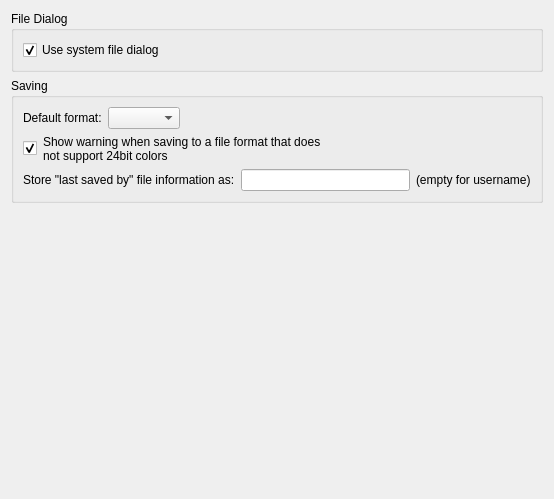
Old version of the form scripts/File/SaveAs/PreferencesPage.ui in the repository qcad/qcad.
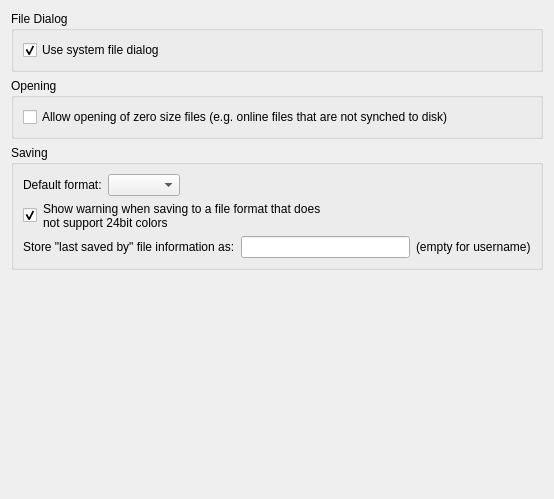
New version of the form.

Commit message: add preference to allow opening zero size files (e.g. online file references that are not synced locally)

```diff
--- a/scripts/File/SaveAs/PreferencesPage.ui
+++ b/scripts/File/SaveAs/PreferencesPage.ui
@@ -10,7 +10,7 @@
     <height>499</height>
    </rect>
   </property>
-  <layout class="QVBoxLayout" name="verticalLayout_3">
+  <layout class="QVBoxLayout" name="verticalLayout_4">
    <item>
     <widget class="QGroupBox" name="groupBox_2">
      <property name="title">
@@ -30,6 +30,22 @@
      </layout>
     </widget>
    </item>
+   <item>
+    <widget class="QGroupBox" name="groupBox_3">
+     <property name="title">
+      <string>Opening</string>
+     </property>
+     <layout class="QVBoxLayout" name="verticalLayout_3">
+      <item>
+       <widget class="QCheckBox" name="OpenZeroSizeFile">
+        <property name="text">
+         <string>Allow opening of zero size files (e.g. online files that are not synched to disk)</string>
+        </property>
+       </widget>
+      </item>
+     </layout>
+    </widget>
+   </item>
    <item>
     <widget class="QGroupBox" name="groupBox">
      <property name="title">
```
The commit also changes 1 other file.
